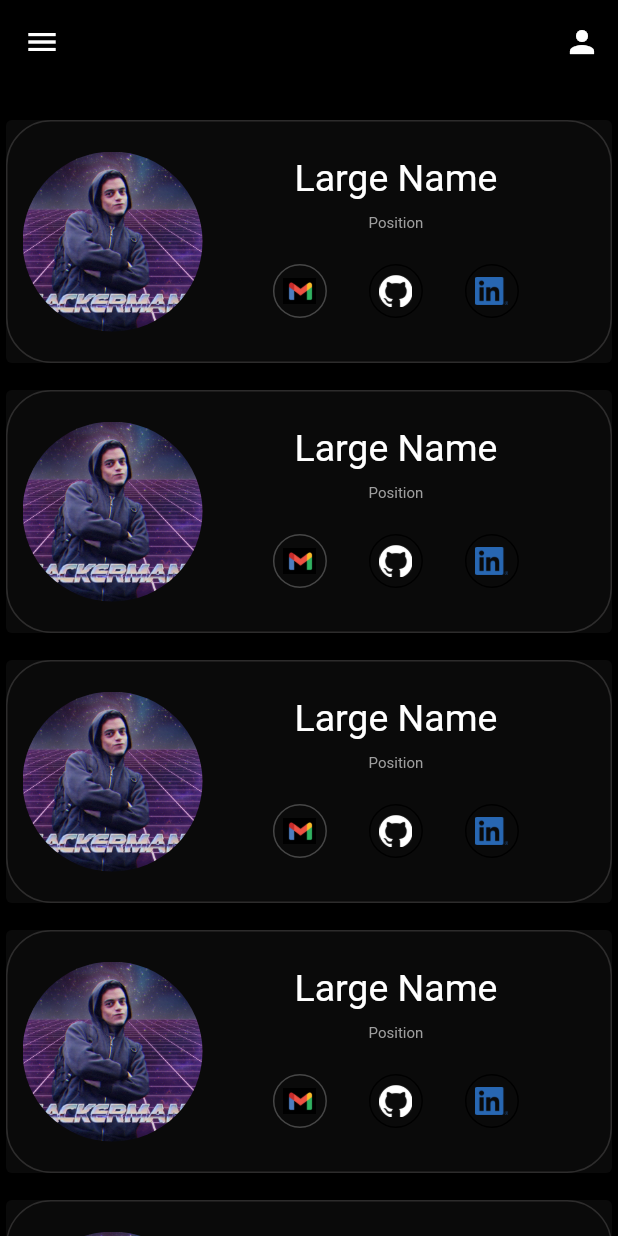
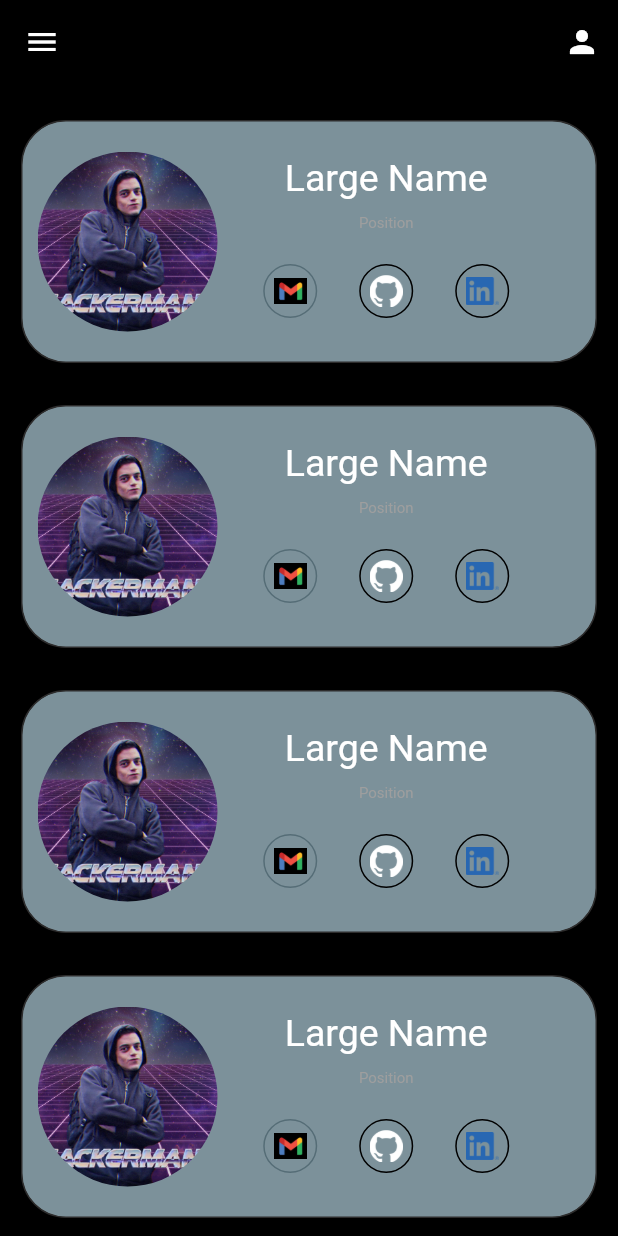
Before and after one commit to Ankur05103/Pcsb-app, a Flutter app: the screen it shows after launch, on a phone screen of 412 x 824 dp. Run offline on Flutter 3.47's test engine with Material 2 defaults, Android fonts, the phone set to English and light mode, and no system bars; our stand-ins replace bloc, flutter_bloc.

```diff
--- a/lib/home/ui/contact_cards.dart
+++ b/lib/home/ui/contact_cards.dart
@@ -33,9 +33,10 @@ class ContactCards extends StatelessWidget {
       },
       builder: (context, state) {
         return Card(
-          color: Color.fromARGB(255, 10, 10, 10),
+          color: Colors.black,
           child: Container(
             decoration: BoxDecoration(
+                color: Color.fromARGB(255, 124, 145, 154),
                 borderRadius: BorderRadius.all(
                   Radius.circular(30),
                 ),
@@ -61,7 +62,7 @@ class ContactCards extends StatelessWidget {
                               ),
                             ),
                             SizedBox(
-                              width: width * 0.2,
+                              width: width * 0.1,
                             ),
                             Column(
                               mainAxisAlignment: MainAxisAlignment.spaceBetween,
@@ -90,9 +91,9 @@ class ContactCards extends StatelessWidget {
                                       style: OutlinedButton.styleFrom(
                                         shape: const CircleBorder(),
                                         side: const BorderSide(
-                                            width: 1,
-                                            color: Color.fromARGB(
-                                                255, 70, 70, 70)),
+                                          width: 1,
+                                          color: Color.fromARGB(211, 77, 101, 111),
+                                        ),
                                       ),
                                       child: const SizedBox(
                                         height: 22,
--- a/lib/main.dart
+++ b/lib/main.dart
@@ -1,6 +1,5 @@
 import 'package:contacts_pcsb/home/ui/contact_cards.dart';
 import 'package:flutter/material.dart';
-
 
 void main() {
   runApp(const MyApp());
@@ -37,15 +36,13 @@ class MyHomePage extends StatelessWidget {
         ],
       ),
       drawer: Drawer(),
-      body: ListView.builder(
-        padding: EdgeInsets.symmetric(vertical: 20),
+      body: ListView.separated(
+        padding: EdgeInsets.symmetric(vertical: 20,horizontal: 10),
         itemCount: 7, // Number of ContactCards widgets
+        separatorBuilder: (context, index) =>
+            SizedBox(height: 20), // Adjust the height as needed
         itemBuilder: (context, index) {
-          // ignore: prefer_const_constructors
-          return Padding(
-            padding: const EdgeInsets.only(bottom: 10), // Adjust spacing here
-            child: ContactCards(),
-          );
+          return ContactCards();
         },
       ),
     );
```
